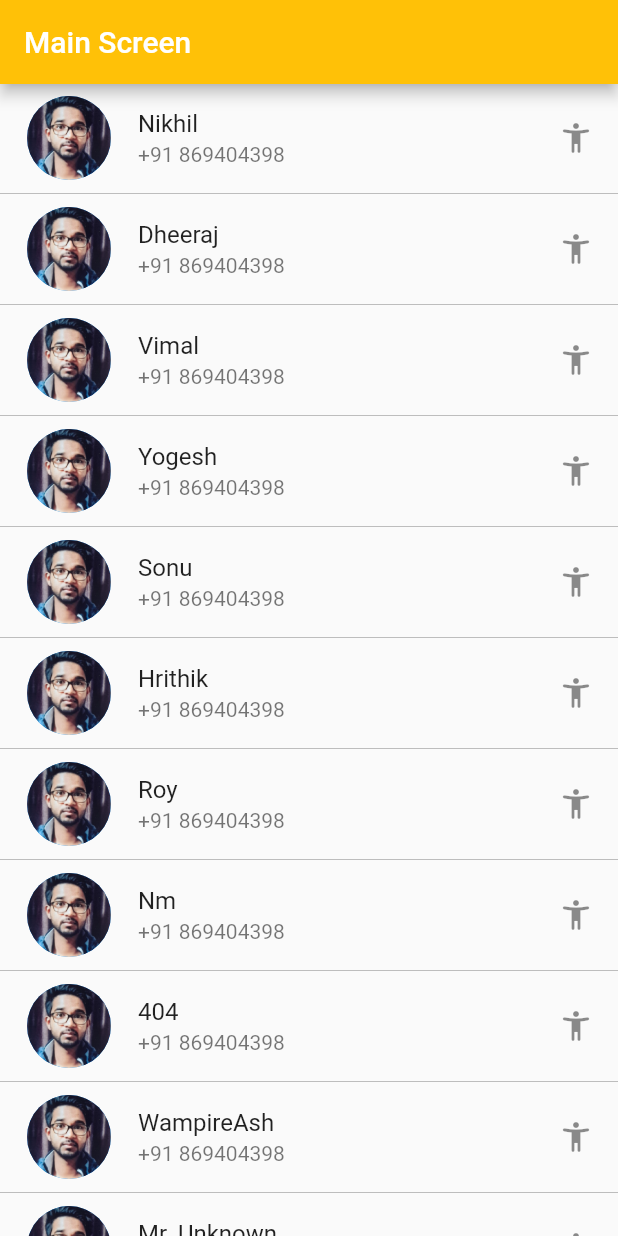
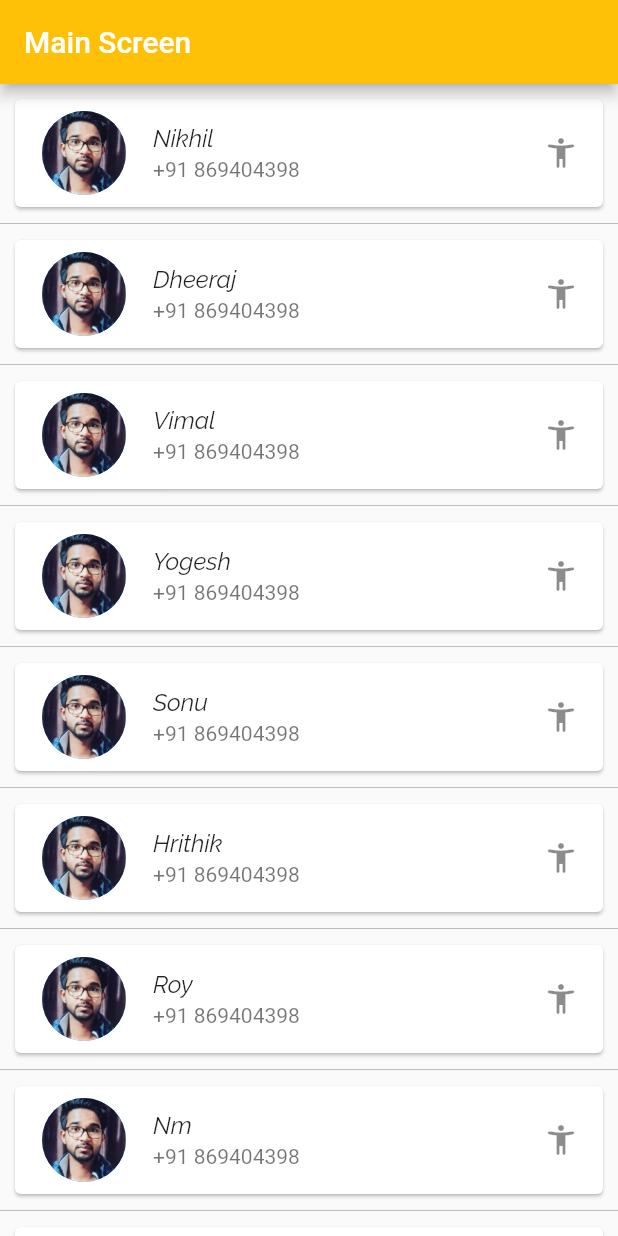
Before and after one commit to VISHALCHAND007/Learn_Flutter, a Flutter app: the screen it shows after launch, on a phone screen of 412 x 824 dp. Run offline on Flutter 3.47's test engine with Material 2 defaults, Android fonts, the phone set to English and light mode, and no system bars.

Commit message:
Added the custom font and wrapped the list tile in a card widget.

```diff
--- a/lib/main.dart
+++ b/lib/main.dart
@@ -43,15 +43,19 @@ class MainScreen extends StatelessWidget {
         ),
         body: ListView.separated(
             itemBuilder: (context, index) {
-              return ListTile(
+              return Card(
+                margin: EdgeInsets.all(10),
+                child: ListTile(
                   leading: const CircleAvatar(
                     backgroundImage: AssetImage('assets/images/my.jpg'),
                     backgroundColor: Colors.blue,
                     radius: 30,
                   ),
-                title: Text(title[index]),
+                  title: Text(title[index], style: const
+                  TextStyle(fontFamily: 'Raleway'),),
                   subtitle: Text("+91 869404398"),
                   trailing: const Icon(Icons.accessibility_new_rounded),
+                ),
               );
             },
             separatorBuilder: (context, ind) {
```
Also changed, not shown: pubspec.yaml (+4 -4 lines), assets/fonts/Raleway-Italic-VariableFont_wght.ttf (added). Lines whose indentation alone changed are shown as unchanged.
